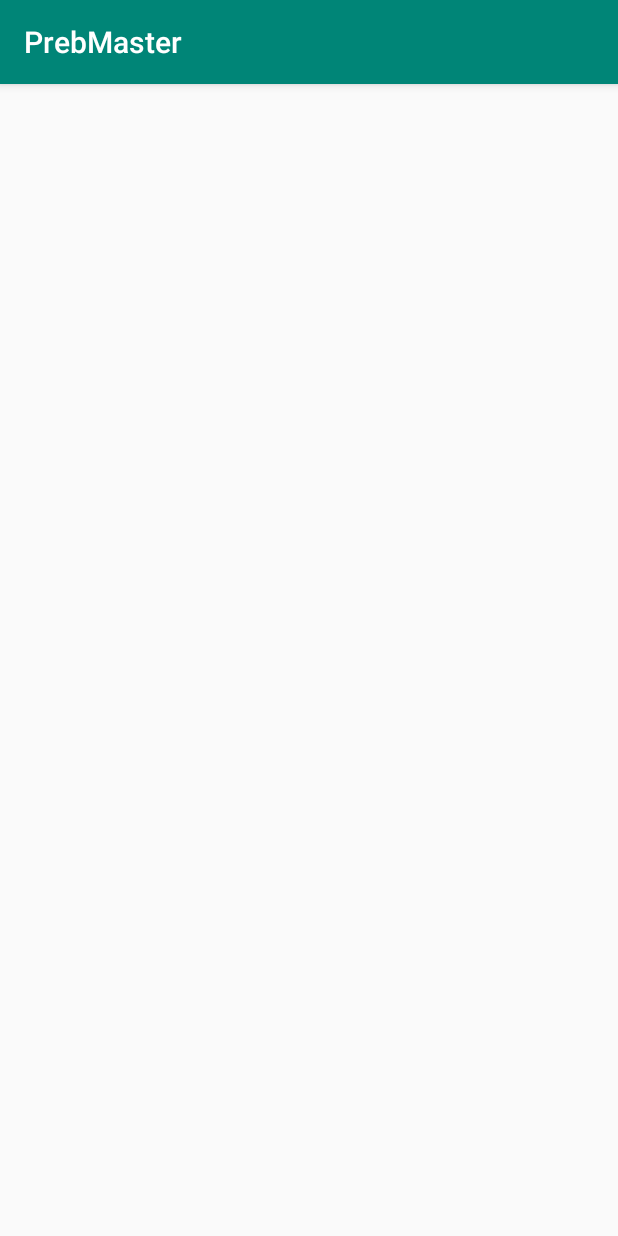
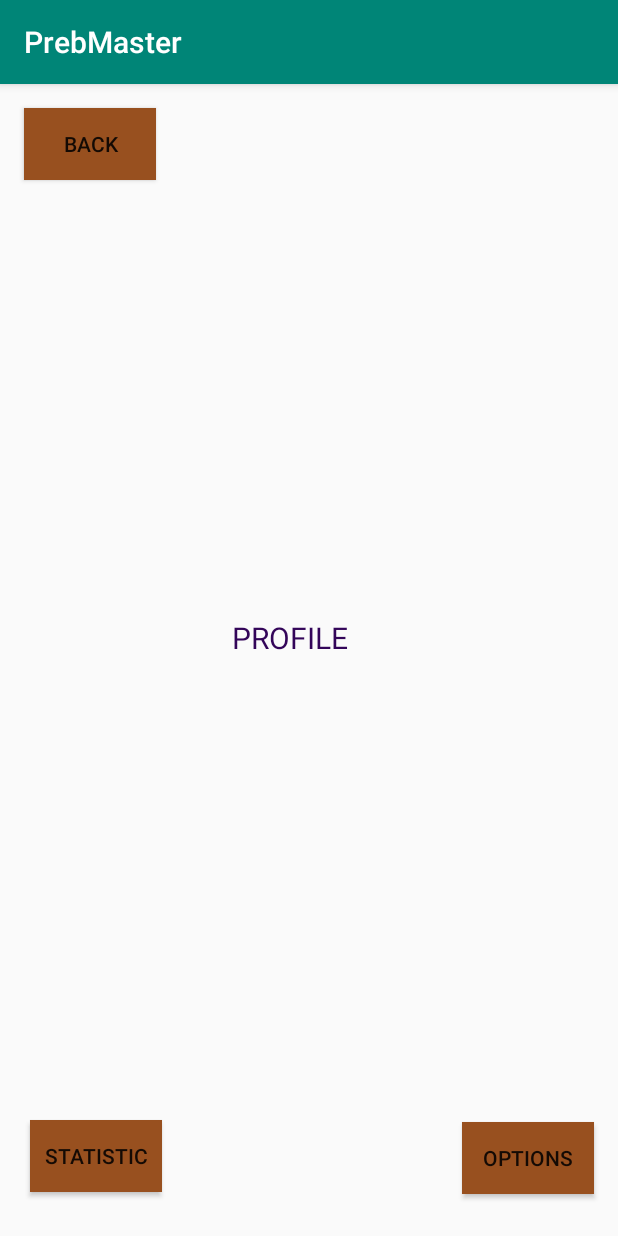
Before and after one commit to akgvn/PrepMaster, an Android app: the ProfileActivity screen opened directly, with no data from a screen before it, on a phone screen of 412 x 824 dp. Run offline under Robolectric (Android 15) with nearby library versions, the light colour scheme and no system bars.

Commit message:
new activities

```diff
--- a/src/Android Frontend/app/src/main/java/com/work/prepmaster/ProfileActivity.java
+++ b/src/Android Frontend/app/src/main/java/com/work/prepmaster/ProfileActivity.java
@@ -1,13 +1,37 @@
 package com.work.prepmaster;
 
+import android.content.Intent;
 import android.support.v7.app.AppCompatActivity;
 import android.os.Bundle;
+import android.view.View;
+import android.widget.Button;
 
-public class ProfileActivity extends AppCompatActivity {
+public class ProfileActivity extends AppCompatActivity implements View.OnClickListener {
+
+    private Button back, options, statistic;
 
     @Override
     protected void onCreate(Bundle savedInstanceState) {
         super.onCreate(savedInstanceState);
         setContentView(R.layout.activity_profile);
+        back = findViewById(R.id.buttonProfileBack);
+        back.setOnClickListener(this);
+        options = findViewById(R.id.buttonProfileOptions);
+        options.setOnClickListener(this);
+        statistic = findViewById(R.id.buttonStatistic);
+        statistic.setOnClickListener(this);
+    }
+
+    @Override
+    public void onClick(View view) {
+        Intent intentBack = new Intent(this,MainActivity.class);
+        Intent intentOptions = new Intent(this,ProfileOptionsActivity.class);
+        Intent intentStatistic = new Intent(this,StatisticActivity.class);
+        if(view == back)
+            startActivity(intentBack);
+        if(view == options)
+            startActivity(intentOptions);
+        if(view == statistic)
+            startActivity(intentStatistic);
     }
 }
--- a/src/Android Frontend/app/src/main/res/layout/activity_profile.xml
+++ b/src/Android Frontend/app/src/main/res/layout/activity_profile.xml
@@ -6,4 +6,59 @@
     android:layout_height="match_parent"
     tools:context=".ProfileActivity">
 
+    <Button
+        android:id="@+id/buttonProfileBack"
+        android:layout_width="wrap_content"
+        android:layout_height="wrap_content"
+        android:layout_marginStart="16dp"
+        android:layout_marginLeft="16dp"
+        android:layout_marginTop="16dp"
+        android:background="@color/BackButton1"
+        android:text="Back"
+        app:layout_constraintStart_toStartOf="parent"
+        app:layout_constraintTop_toTopOf="parent" />
+
+    <TextView
+        android:id="@+id/textViewTemp"
+        android:layout_width="103dp"
+        android:layout_height="58dp"
+        android:layout_marginTop="8dp"
+        android:layout_marginBottom="8dp"
+        android:text="PROFILE"
+        android:textColor="@color/TextColor1"
+        android:textSize="@dimen/TextSize1"
+        app:layout_constraintBottom_toBottomOf="parent"
+        app:layout_constraintEnd_toEndOf="parent"
+        app:layout_constraintStart_toStartOf="parent"
+        app:layout_constraintTop_toTopOf="parent" />
+
+    <Button
+        android:id="@+id/buttonStatistic"
+        android:layout_width="wrap_content"
+        android:layout_height="wrap_content"
+        android:layout_marginStart="8dp"
+        android:layout_marginLeft="8dp"
+        android:layout_marginTop="8dp"
+        android:layout_marginEnd="188dp"
+        android:layout_marginRight="188dp"
+        android:layout_marginBottom="16dp"
+        android:background="@color/BackButton1"
+        android:text="Statistic"
+        app:layout_constraintBottom_toBottomOf="parent"
+        app:layout_constraintEnd_toStartOf="@+id/buttonProfileOptions"
+        app:layout_constraintStart_toStartOf="parent"
+        app:layout_constraintTop_toBottomOf="@+id/buttonProfileBack"
+        app:layout_constraintVertical_bias="0.979" />
+
+    <Button
+        android:id="@+id/buttonProfileOptions"
+        android:layout_width="wrap_content"
+        android:layout_height="wrap_content"
+        android:layout_marginEnd="16dp"
+        android:layout_marginRight="16dp"
+        android:layout_marginBottom="28dp"
+        android:background="@color/BackButton1"
+        android:text="Options"
+        app:layout_constraintBottom_toBottomOf="parent"
+        app:layout_constraintEnd_toEndOf="parent" />
 </android.support.constraint.ConstraintLayout>
```
Also changed, not shown: src/Android Frontend/app/src/main/java/com/work/prepmaster/ProfileOptionsActivity.java (+15 -1 lines), src/Android Frontend/app/src/main/res/layout/activity_profile_options.xml (+25 -0 lines).
